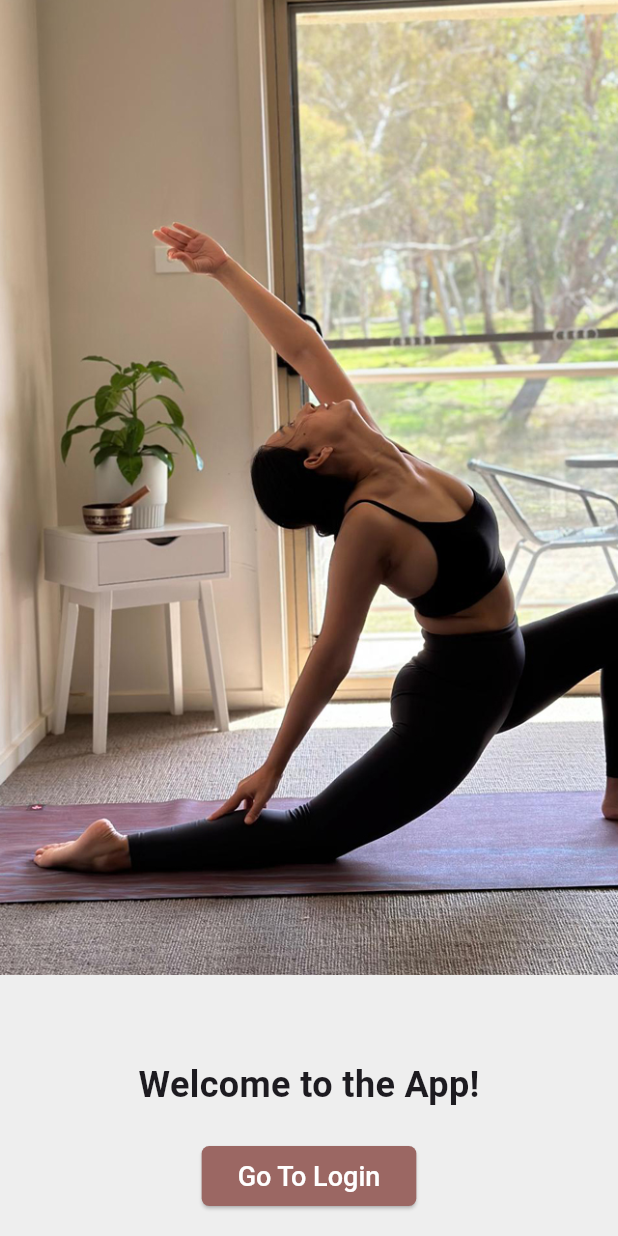
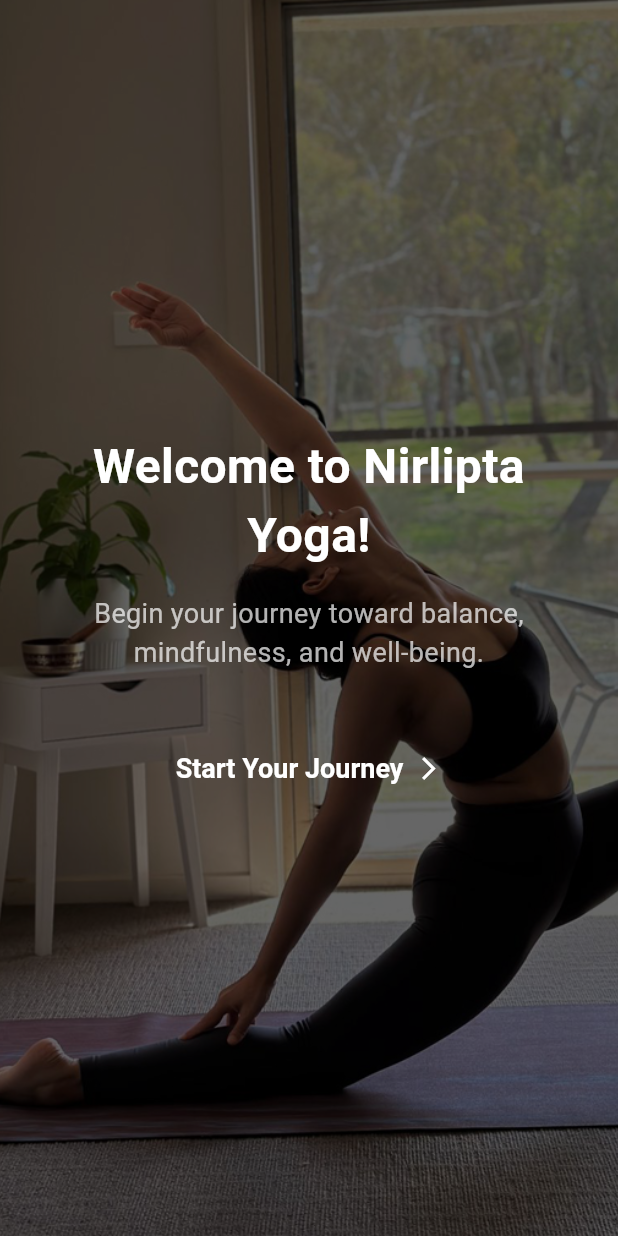
Before and after one commit to ashishmool/nirlipta-yoga-mobile, a Flutter app: the screen it shows after launch, on a phone screen of 412 x 824 dp. Run offline on Flutter 3.47's test engine with Material 3 defaults, Android fonts, the phone set to English and light mode, and no system bars; our stand-ins replace bloc, dartz, equatable, flutter_bloc, flutter_svg, get_it and 3 more; accounts and stored records are empty; Roboto replaces fonts that are missing (Montserrat Regular, Montserrat-Regular); project files that could hold a hidden picture were left out.

Commit message:
onboarding ui and checkbox theme
-- onboarding ui modified
-- checkbox theme added globally

```diff
--- a/nirlipta_yoga_mobile/lib/core/theme/app_theme.dart
+++ b/nirlipta_yoga_mobile/lib/core/theme/app_theme.dart
@@ -88,6 +88,20 @@ class AppTheme {
           ),
         ),
       ),
+
+      // Checkbox Theme
+      checkboxTheme: CheckboxThemeData(
+        checkColor: WidgetStateProperty.all(primaryColor),
+        // Color of the checkmark
+        fillColor: WidgetStateProperty.all(Colors.white),
+        // Color of the checkbox
+        side: WidgetStateBorderSide.resolveWith((states) {
+          return BorderSide(
+            color: primaryColor, // Border color of the checkbox
+            width: 2,
+          );
+        }),
+      ),
     );
   }
 }
--- a/nirlipta_yoga_mobile/lib/features/onboarding/presentation/view/onboarding_view.dart
+++ b/nirlipta_yoga_mobile/lib/features/onboarding/presentation/view/onboarding_view.dart
@@ -9,35 +9,86 @@ class OnboardingView extends StatelessWidget {
   @override
   Widget build(BuildContext context) {
     return Scaffold(
-      body: SafeArea(
+      body: Stack(
+        children: [
+          // Fullscreen background image
+          _buildBackgroundImage('assets/images/onboarding-1.jpg'),
+          _buildSlideContent(context),
+        ],
+      ),
+    );
+  }
+
+  Widget _buildBackgroundImage(String imagePath) {
+    return Container(
+      decoration: BoxDecoration(
+        image: DecorationImage(
+          image: AssetImage(imagePath),
+          fit: BoxFit.cover,
+        ),
+      ),
+      child: Container(
+        color: Colors.black.withValues(alpha: 0.6), // Adds dark overlay
+      ),
+    );
+  }
+
+  Widget _buildSlideContent(BuildContext context) {
+    return SafeArea(
+      child: Padding(
+        padding: const EdgeInsets.symmetric(horizontal: 24.0),
         child: Column(
+          mainAxisAlignment: MainAxisAlignment.center,
           children: [
-            // Full screen image
-            Expanded(
-              child: Image.asset(
-                'assets/images/onboarding-1.jpg',
-                fit: BoxFit.cover,
-                width: double.infinity,
-                height: double.infinity,
+            const Text(
+              'Welcome to Nirlipta Yoga!',
+              textAlign: TextAlign.center,
+              style: TextStyle(
+                fontSize: 32,
+                fontWeight: FontWeight.bold,
+                color: Colors.white,
+              ),
+            ),
+            const SizedBox(height: 16),
+            const Text(
+              'Begin your journey toward balance, mindfulness, and well-being.',
+              textAlign: TextAlign.center,
+              style: TextStyle(
+                fontSize: 18,
+                color: Colors.white70,
               ),
             ),
             const SizedBox(height: 40),
-            // Text with a button
-            Padding(
-              padding: const EdgeInsets.all(16.0),
-              child: Column(
-                children: [
-                  const Text(
-                    'Welcome to the App!',
-                    style: TextStyle(fontSize: 24, fontWeight: FontWeight.bold),
+            ElevatedButton(
+              onPressed: () {
+                // Navigate to LoginView
+                context.read<OnboardingCubit>().goToLogin(context);
+              },
+              style: ElevatedButton.styleFrom(
+                backgroundColor: Colors.transparent,
+                shadowColor: Colors.transparent,
+                shape: RoundedRectangleBorder(
+                  borderRadius: BorderRadius.circular(12.0),
+                ),
+                padding:
+                    const EdgeInsets.symmetric(horizontal: 24, vertical: 12),
+              ),
+              child: Row(
+                mainAxisSize: MainAxisSize.min,
+                children: const [
+                  Text(
+                    'Start Your Journey',
+                    style: TextStyle(
+                      fontSize: 18,
+                      fontWeight: FontWeight.w600,
+                      color: Colors.white,
+                    ),
                   ),
-                  const SizedBox(height: 20),
-                  ElevatedButton(
-                    onPressed: () {
-                      // Trigger the OnboardingCubit to navigate to LoginView
-                      context.read<OnboardingCubit>().goToLogin(context);
-                    },
-                    child: const Text('Go To Login'),
+                  SizedBox(width: 8),
+                  Icon(
+                    Icons.arrow_forward_ios,
+                    color: Colors.white,
+                    size: 18,
                   ),
                 ],
               ),
```
